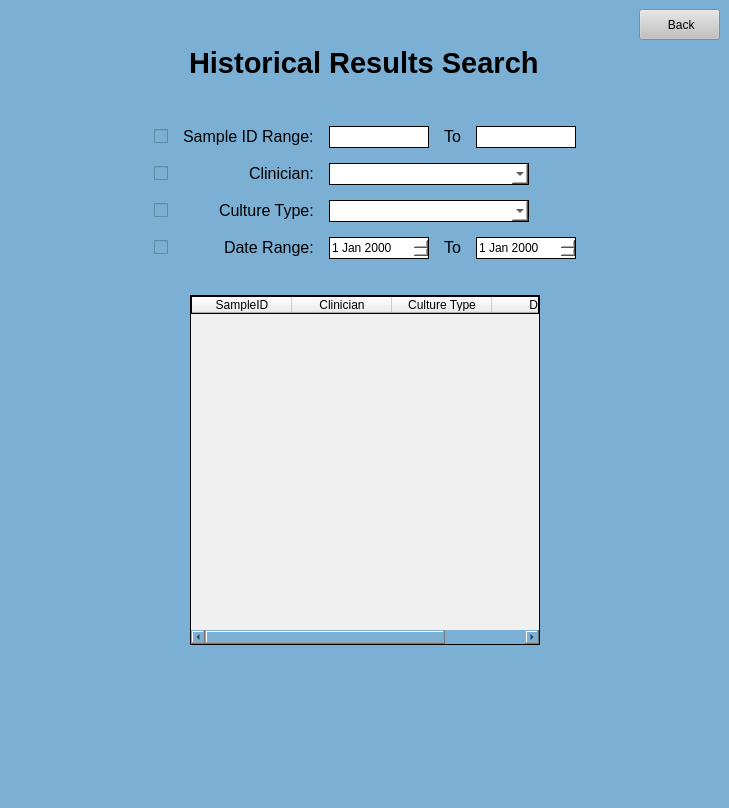
The window that UI Screens/COMBdb_Advanced_Search_Form.ui (Kasmanian/COMBDb-oldgen) describes before a commit, drawn with Qt 5.
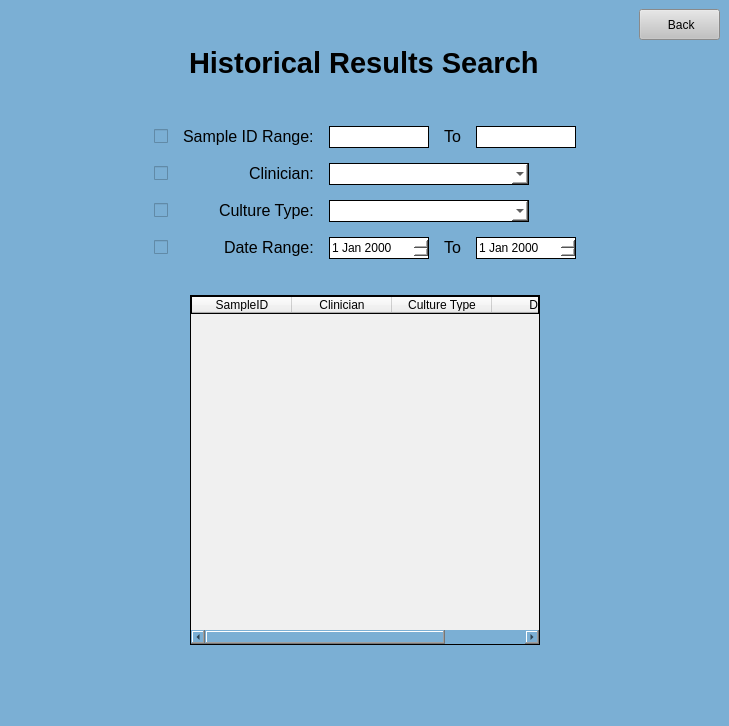
The same window after the commit.

The edit to the form file:
```diff
--- a/UI Screens/COMBdb_Advanced_Search_Form.ui
+++ b/UI Screens/COMBdb_Advanced_Search_Form.ui
@@ -7,7 +7,7 @@
     <x>0</x>
     <y>0</y>
     <width>729</width>
-    <height>808</height>
+    <height>726</height>
    </rect>
   </property>
   <property name="windowTitle">
```
